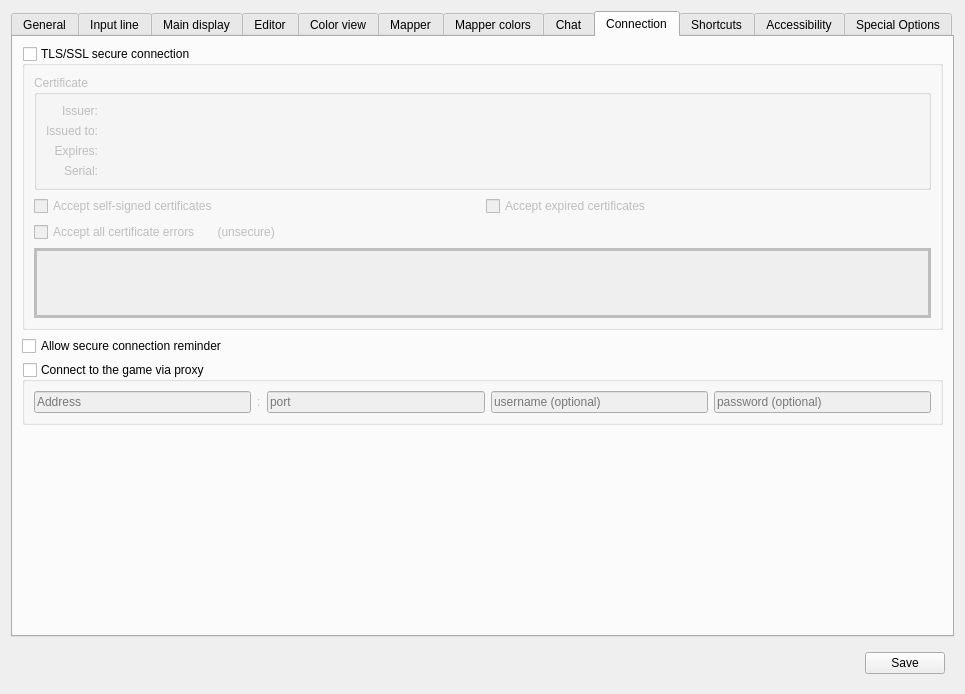
This is src/ui/profile_preferences.ui in Mudlet/Mudlet as Qt 5 draws it before an edit. The edited form follows.
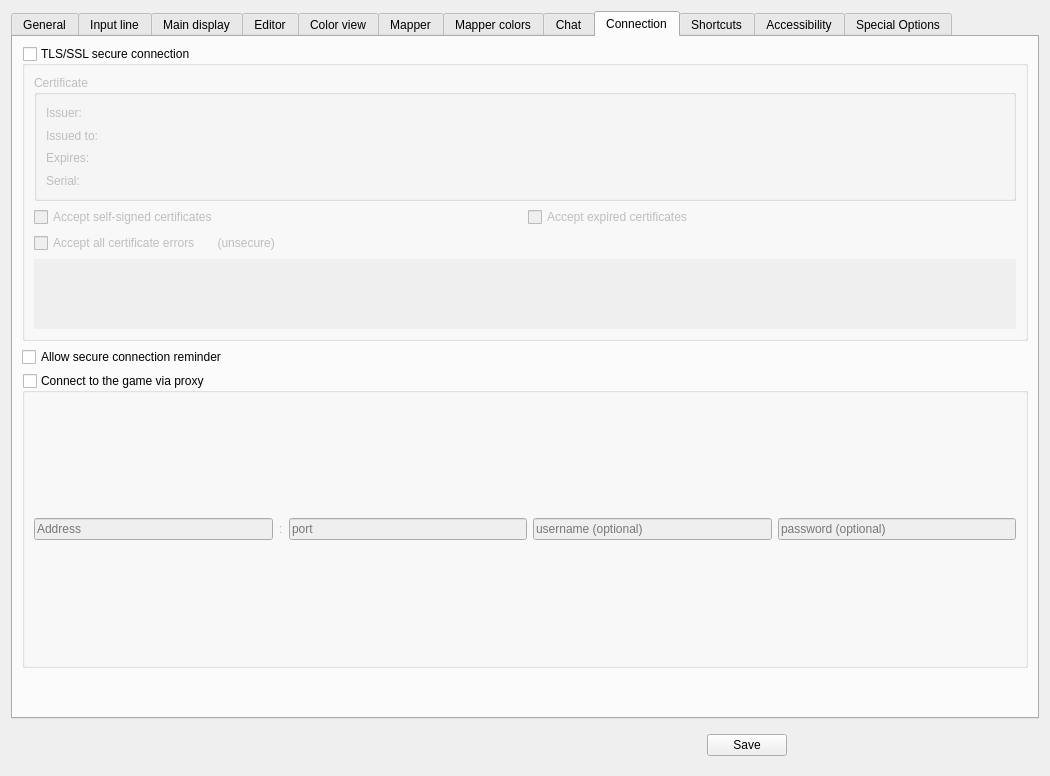
This is the edited form. The open tabs and pages were chosen to show the change. Icons and pictures are not drawn. Custom widgets are drawn as their Qt base class.

Commit message: Remove ambiguous width East Asian setting

```diff
--- a/src/ui/profile_preferences.ui
+++ b/src/ui/profile_preferences.ui
@@ -6,8 +6,8 @@
    <rect>
     <x>0</x>
     <y>0</y>
-    <width>965</width>
-    <height>694</height>
+    <width>1050</width>
+    <height>776</height>
    </rect>
   </property>
   <property name="sizePolicy">
@@ -3373,9 +3373,6 @@
                <property name="text">
                 <string>Issuer:</string>
                </property>
-               <property name="alignment">
-                <set>Qt::AlignmentFlag::AlignRight|Qt::AlignmentFlag::AlignTrailing|Qt::AlignmentFlag::AlignVCenter</set>
-               </property>
               </widget>
              </item>
              <item row="0" column="1">
@@ -3390,9 +3387,6 @@
                <property name="text">
                 <string>Issued to:</string>
                </property>
-               <property name="alignment">
-                <set>Qt::AlignmentFlag::AlignRight|Qt::AlignmentFlag::AlignTrailing|Qt::AlignmentFlag::AlignVCenter</set>
-               </property>
               </widget>
              </item>
              <item row="1" column="1">
@@ -3407,9 +3401,6 @@
                <property name="text">
                 <string>Expires:</string>
                </property>
-               <property name="alignment">
-                <set>Qt::AlignmentFlag::AlignRight|Qt::AlignmentFlag::AlignTrailing|Qt::AlignmentFlag::AlignVCenter</set>
-               </property>
               </widget>
              </item>
              <item row="2" column="1">
@@ -3424,9 +3415,6 @@
                <property name="text">
                 <string>Serial:</string>
                </property>
-               <property name="alignment">
-                <set>Qt::AlignmentFlag::AlignRight|Qt::AlignmentFlag::AlignTrailing|Qt::AlignmentFlag::AlignVCenter</set>
-               </property>
               </widget>
              </item>
              <item row="3" column="1">
@@ -3502,10 +3490,7 @@
              <bool>true</bool>
             </property>
             <property name="frameShape">
-             <enum>QFrame::Shape::Box</enum>
-            </property>
-            <property name="frameShadow">
-             <enum>QFrame::Shadow::Plain</enum>
+             <enum>QFrame::NoFrame</enum>
             </property>
             <property name="lineWidth">
              <number>3</number>
@@ -3549,9 +3534,6 @@
                <property name="scaledContents">
                 <bool>false</bool>
                </property>
-               <property name="alignment">
-                <set>Qt::AlignmentFlag::AlignCenter</set>
-               </property>
                <property name="wordWrap">
                 <bool>true</bool>
                </property>
@@ -3583,9 +3565,6 @@
                <property name="scaledContents">
                 <bool>false</bool>
                </property>
-               <property name="alignment">
-                <set>Qt::AlignmentFlag::AlignCenter</set>
-               </property>
                <property name="wordWrap">
                 <bool>true</bool>
                </property>
@@ -3617,9 +3596,6 @@
                <property name="scaledContents">
                 <bool>false</bool>
                </property>
-               <property name="alignment">
-                <set>Qt::AlignmentFlag::AlignCenter</set>
-               </property>
                <property name="wordWrap">
                 <bool>true</bool>
                </property>
@@ -3654,9 +3630,6 @@
                <property name="scaledContents">
                 <bool>true</bool>
                </property>
-               <property name="alignment">
-                <set>Qt::AlignmentFlag::AlignLeading|Qt::AlignmentFlag::AlignLeft|Qt::AlignmentFlag::AlignVCenter</set>
-               </property>
                <property name="wordWrap">
                 <bool>true</bool>
                </property>
@@ -3757,7 +3730,7 @@
              <string>&lt;p&gt;Password for logging into the proxy if required.&lt;/p&gt;</string>
             </property>
             <property name="echoMode">
-             <enum>QLineEdit::EchoMode::Password</enum>
+             <enum>QLineEdit::Normal</enum>
             </property>
             <property name="placeholderText">
              <string>password (optional)</string>
@@ -3769,11 +3742,8 @@
        </item>
        <item>
         <spacer name="verticalSpacer_chat">
-         <property name="orientation">
-          <enum>Qt::Orientation::Vertical</enum>
-         </property>
          <property name="sizeType">
-          <enum>QSizePolicy::Policy::Expanding</enum>
+          <enum>QSizePolicy::Fixed</enum>
          </property>
          <property name="sizeHint" stdset="0">
           <size>
@@ -4353,9 +4323,6 @@
      <layout class="QHBoxLayout" name="horizontalLayout_widget_bottom">
       <item>
        <spacer name="horizontalSpacer_bottom">
-        <property name="orientation">
-         <enum>Qt::Orientation::Horizontal</enum>
-        </property>
         <property name="sizeHint" stdset="0">
          <size>
           <width>444</width>
```
Left out of the diff: 165 changed lines with no effect on the pictures. The commit also changes 7 other files.
